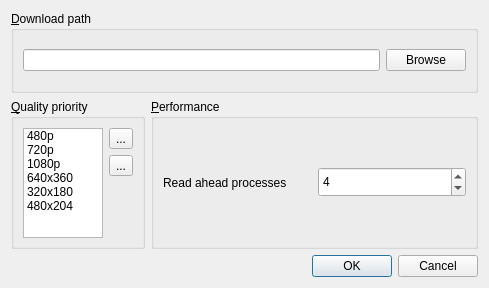
Old version of the form pyqtrailer/qtcustom/settings.ui in the repository sochotnicky/pyqtrailer.
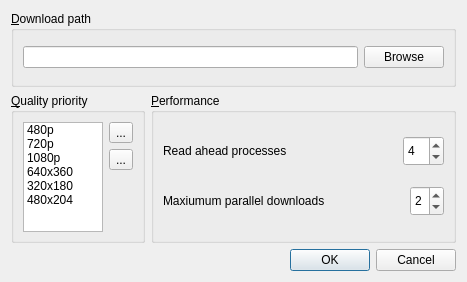
New version of the form. Icons and pictures are not drawn.

Commit message:
Support more settings
- change maximum number of parallel downloads
- change maximum number of read-ahead processes

What changed in the file:
```diff
--- a/pyqtrailer/qtcustom/settings.ui
+++ b/pyqtrailer/qtcustom/settings.ui
@@ -6,8 +6,8 @@
    <rect>
     <x>0</x>
     <y>0</y>
-    <width>489</width>
-    <height>288</height>
+    <width>467</width>
+    <height>282</height>
    </rect>
   </property>
   <property name="windowTitle">
@@ -131,7 +131,7 @@
         <property name="sizeHint" stdset="0">
          <size>
           <width>20</width>
-          <height>46</height>
+          <height>45</height>
          </size>
         </property>
        </spacer>
@@ -150,7 +150,9 @@
      <property name="title">
       <string>&amp;Performance</string>
      </property>
-     <layout class="QHBoxLayout" name="horizontalLayout_2">
+     <layout class="QVBoxLayout" name="verticalLayout">
+      <item>
+       <layout class="QHBoxLayout" name="horizontalLayout_3">
       <item>
        <widget class="QLabel" name="label">
         <property name="text">
@@ -159,10 +161,19 @@
        </widget>
       </item>
       <item>
-       <widget class="QSplitter" name="splitter_2">
+         <spacer name="horizontalSpacer">
         <property name="orientation">
-         <enum>Qt::Vertical</enum>
-        </property>
+           <enum>Qt::Horizontal</enum>
+          </property>
+          <property name="sizeHint" stdset="0">
+           <size>
+            <width>40</width>
+            <height>20</height>
+           </size>
+          </property>
+         </spacer>
+        </item>
+        <item>
         <widget class="QSpinBox" name="spinReadAhead">
          <property name="maximumSize">
           <size>
@@ -170,11 +181,61 @@
            <height>30</height>
           </size>
          </property>
+          <property name="minimum">
+           <number>1</number>
+          </property>
+          <property name="maximum">
+           <number>10</number>
+          </property>
          <property name="value">
           <number>4</number>
          </property>
         </widget>
-       </widget>
+        </item>
+       </layout>
+      </item>
+      <item>
+       <layout class="QHBoxLayout" name="horizontalLayout_2">
+        <item>
+         <widget class="QLabel" name="label_2">
+          <property name="text">
+           <string>Maxiumum parallel downloads</string>
+          </property>
+         </widget>
+        </item>
+        <item>
+         <spacer name="horizontalSpacer_2">
+          <property name="orientation">
+           <enum>Qt::Horizontal</enum>
+          </property>
+          <property name="sizeHint" stdset="0">
+           <size>
+            <width>40</width>
+            <height>20</height>
+           </size>
+          </property>
+         </spacer>
+        </item>
+        <item>
+         <widget class="QSpinBox" name="spinParallelDownload">
+          <property name="maximumSize">
+           <size>
+            <width>16777215</width>
+            <height>30</height>
+           </size>
+          </property>
+          <property name="minimum">
+           <number>1</number>
+          </property>
+          <property name="maximum">
+           <number>5</number>
+          </property>
+          <property name="value">
+           <number>2</number>
+          </property>
+         </widget>
+        </item>
+       </layout>
       </item>
      </layout>
     </widget>
```
Lines whose indentation alone changed are shown as unchanged. The commit also changes 2 other files.
